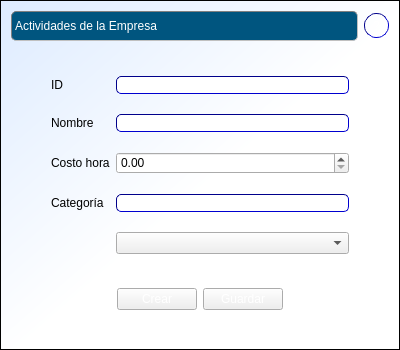
Qt form cosmec/formularioactempresa.ui (Exxu/cosmec-si) before a commit.
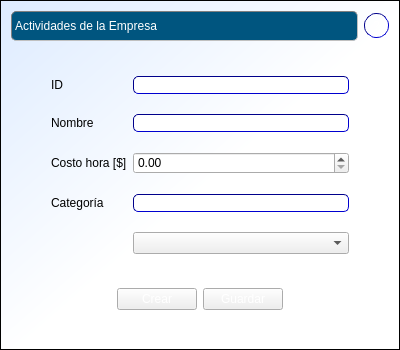
The same form after that commit.

What changed in the file:
```diff
--- a/cosmec/formularioactempresa.ui
+++ b/cosmec/formularioactempresa.ui
@@ -158,7 +158,7 @@
        <item row="2" column="0">
         <widget class="QLabel" name="label_4">
          <property name="text">
-          <string>Costo hora</string>
+          <string>Costo hora [$]</string>
          </property>
         </widget>
        </item>
```
